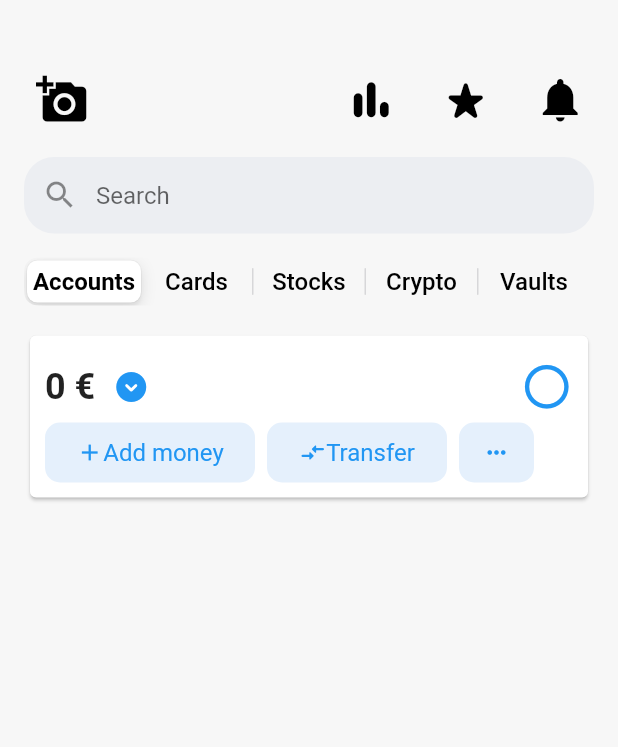
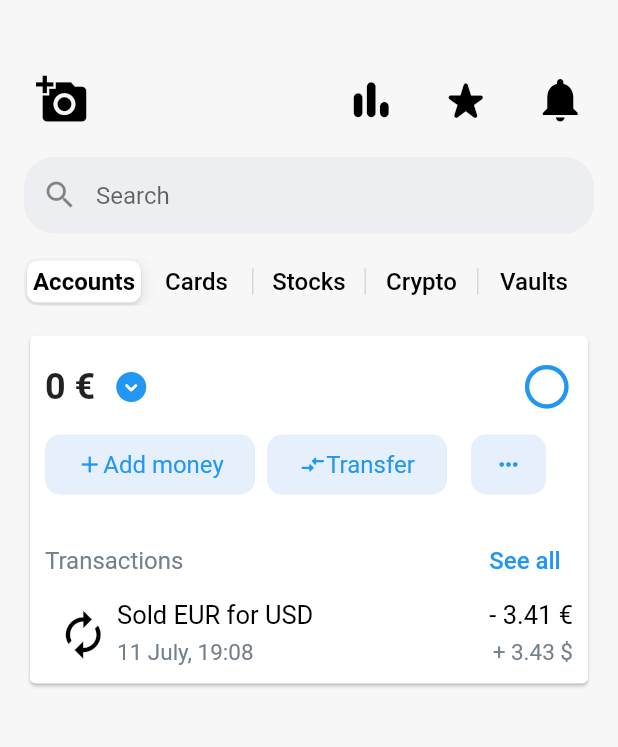
Before and after one commit to MeruyertBekzhigit/revolut-clone-app, a Flutter app: the screen it shows after launch, on a phone screen of 412 x 824 dp, the part 59-806 px from its top. Run offline on Flutter 3.47's test engine with Material 2 defaults, Android fonts, the phone set to English and light mode, and no system bars; Roboto replaces fonts that are missing (Raleway).

Commit message:
Added transaction list views

```diff
--- a/lib/pages/home.dart
+++ b/lib/pages/home.dart
@@ -182,6 +182,9 @@ class HomePageState extends State<HomePage> {
                   size: 35,
                 ),
               ]),
+              const SizedBox(
+                height: 8,
+              ),
               Row(
                 children: [
                   Ink(
@@ -230,7 +233,7 @@ class HomePageState extends State<HomePage> {
                       ),
                     ),
                   ),
-                  const SizedBox(width: 8),
+                  const SizedBox(width: 16),
                   Ink(
                     width: 50,
                     height: 40,
@@ -252,8 +255,73 @@ class HomePageState extends State<HomePage> {
                   ),
                 ],
               ),
-              Row(),
-              Row(),
+              const SizedBox(
+                height: 20,
+              ),
+              Row(
+                children: [
+                  const Text(
+                    'Transactions',
+                    style: TextStyle(fontSize: 16, color: Color(0xff75808a)),
+                  ),
+                  Expanded(
+                    child: Container(),
+                  ),
+                  const TextButton(
+                    onPressed: null,
+                    child: Text(
+                      'See all',
+                      style: TextStyle(fontSize: 16, color: Colors.blue),
+                    ),
+                  )
+                ],
+              ),
+              Row(
+                children: [
+                  const IconButton(
+                    icon: Icon(Icons.autorenew, color: Colors.black, size: 35),
+                    onPressed: null,
+                  ),
+                  Expanded(
+                    child: Column(
+                      crossAxisAlignment: CrossAxisAlignment.start,
+                      children: const [
+                        Text(
+                          'Sold EUR for USD',
+                          style: TextStyle(
+                              color: Colors.black,
+                              fontSize: 17,
+                              fontWeight: FontWeight.w400),
+                        ),
+                        SizedBox(height: 6),
+                        Text('11 July, 19:08',
+                            style: TextStyle(
+                              color: Color(0xff75808a),
+                              fontSize: 15,
+                            ))
+                      ],
+                    ),
+                  ),
+                  Column(
+                    crossAxisAlignment: CrossAxisAlignment.end,
+                    children: const [
+                      Text(
+                        '- 3.41 €',
+                        style: TextStyle(
+                            color: Colors.black,
+                            fontSize: 17,
+                            fontWeight: FontWeight.w400),
+                      ),
+                      SizedBox(height: 6),
+                      Text('+ 3.43 \$',
+                          style: TextStyle(
+                            color: Color(0xff75808a),
+                            fontSize: 15,
+                          ))
+                    ],
+                  )
+                ],
+              ),
             ],
           ),
         ),
```
